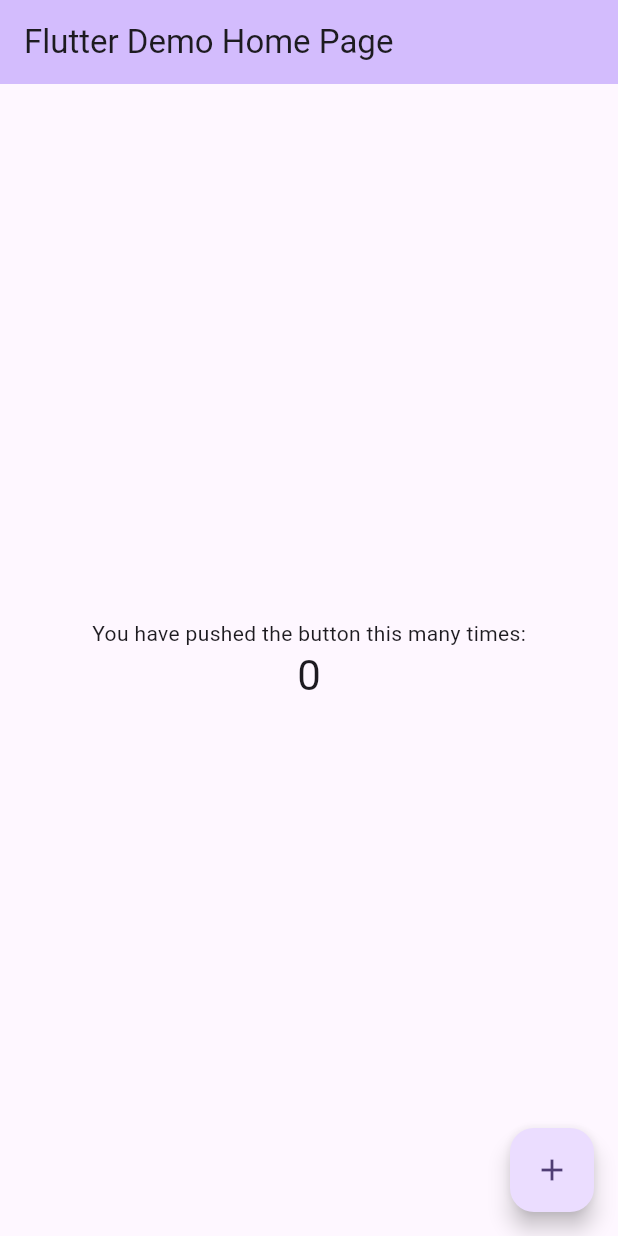
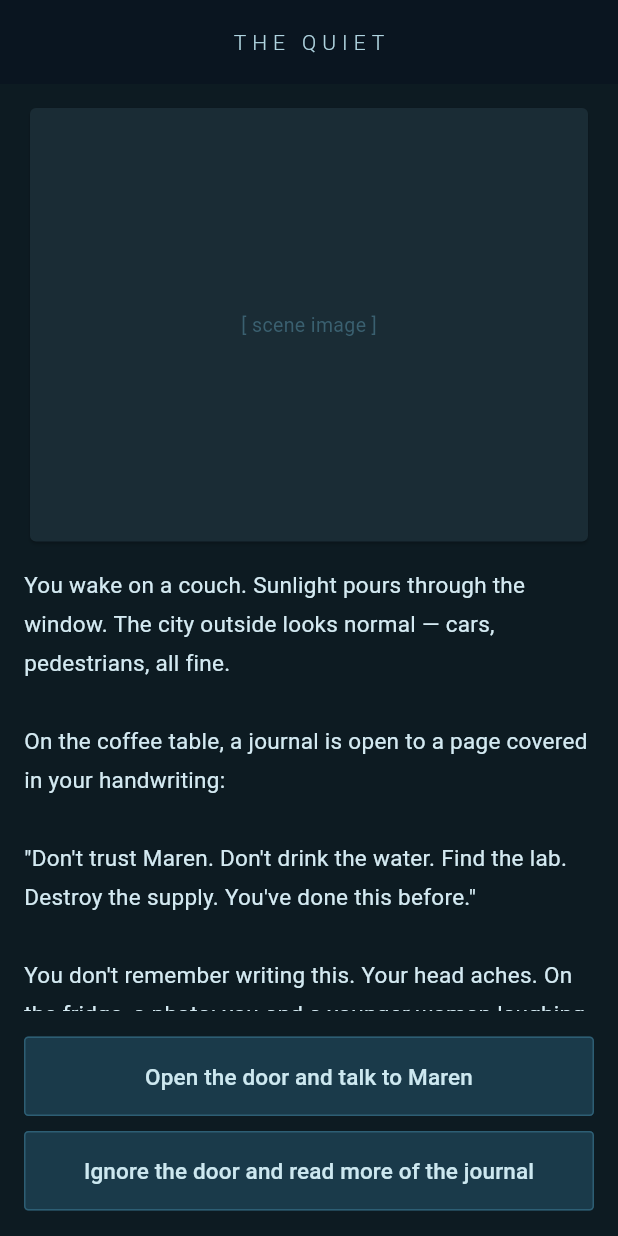
Before and after one commit to m-njp/school-choose-adventure, a Flutter app: the screen it shows after launch, on a phone screen of 412 x 824 dp. Run offline on Flutter 3.47's test engine with Material 3 defaults, Android fonts, the phone set to English and light mode, and no system bars.

Commit message:
refactored ui to consume story brain and added choice buttons

```diff
--- a/lib/main.dart
+++ b/lib/main.dart
@@ -1,122 +1,293 @@
+// main.dart — UI Entry Point
+// "The Quiet" — Choose Your Own Adventure
+//
+
 import 'package:flutter/material.dart';
 
-void main() {
-  runApp(const MyApp());
-}
+// import 'package:audioplayers/audioplayers.dart';
 
-class MyApp extends StatelessWidget {
-  const MyApp({super.key});
+// TODO: uncomment once pixel_ui is added to pubspec.yaml
+// import 'package:pixel_ui/pixel_ui.dart';
 
-  // This widget is the root of your application.
+import 'StoryBrain.dart';
+
+StoryBrain storyBrain = StoryBrain();
+
+void main() => runApp(const ChooseAdventure());
+
+class ChooseAdventure extends StatelessWidget {
+  const ChooseAdventure({super.key});
+
   @override
   Widget build(BuildContext context) {
     return MaterialApp(
-      title: 'Flutter Demo',
+      title: 'The Quiet',
+      debugShowCheckedModeBanner: false,
       theme: ThemeData(
-        // This is the theme of your application.
-        //
-        // TRY THIS: Try running your application with "flutter run". You'll see
-        // the application has a purple toolbar. Then, without quitting the app,
-        // try changing the seedColor in the colorScheme below to Colors.green
-        // and then invoke "hot reload" (save your changes or press the "hot
-        // reload" button in a Flutter-supported IDE, or press "r" if you used
-        // the command line to start the app).
-        //
-        // Notice that the counter didn't reset back to zero; the application
-        // state is not lost during the reload. To reset the state, use hot
-        // restart instead.
-        //
-        // This works for code too, not just values: Most code changes can be
-        // tested with just a hot reload.
-        colorScheme: .fromSeed(seedColor: Colors.deepPurple),
+        colorScheme: ColorScheme.fromSeed(
+          seedColor: const Color(0xFF1A3A4A),
+          brightness: Brightness.dark,
+        ),
+        useMaterial3: true,
       ),
-      home: const MyHomePage(title: 'Flutter Demo Home Page'),
+      home: Scaffold(
+        backgroundColor: const Color(0xFF0D1B22),
+        appBar: AppBar(
+          backgroundColor: const Color(0xFF0A1520),
+          elevation: 0,
+          centerTitle: true,
+          title: const Text(
+            'THE QUIET',
+            // TODO: swap with PixelText.mulmaru() once pixel_ui is installed
+            style: TextStyle(
+              color: Color(0xFFB0D4E0),
+              fontSize: 14,
+              letterSpacing: 4,
+              fontWeight: FontWeight.w300,
+            ),
+          ),
+        ),
+        body: const SafeArea(
+          child: Padding(
+            padding: EdgeInsets.symmetric(horizontal: 16, vertical: 12),
+            child: StoryPage(),
+          ),
+        ),
+      ),
     );
   }
 }
 
-class MyHomePage extends StatefulWidget {
-  const MyHomePage({super.key, required this.title});
-
-  // This widget is the home page of your application. It is stateful, meaning
-  // that it has a State object (defined below) that contains fields that affect
-  // how it looks.
-
-  // This class is the configuration for the state. It holds the values (in this
-  // case the title) provided by the parent (in this case the App widget) and
-  // used by the build method of the State. Fields in a Widget subclass are
-  // always marked "final".
-
-  final String title;
+class StoryPage extends StatefulWidget {
+  const StoryPage({super.key});
 
   @override
-  State<MyHomePage> createState() => _MyHomePageState();
+  State<StoryPage> createState() => _StoryPageState();
 }
 
-class _MyHomePageState extends State<MyHomePage> {
-  int _counter = 0;
+class _StoryPageState extends State<StoryPage> {
+  // add AudioPlayer field here once audioplayers is in pubspec.yaml
+  // final AudioPlayer _bgPlayer = AudioPlayer();
 
-  void _incrementCounter() {
+  @override
+  void initState() {
+    super.initState();
+    // _startAmbient();
+  }
+
+  // Future<void> _startAmbient() async {
+  //   await _bgPlayer.setReleaseMode(ReleaseMode.loop);
+  //   await _bgPlayer.play(AssetSource('audio/ambient.mp3'));
+  // }
+
+  // Called when the player taps a choice button.
+  // choiceIndex is the button's position in getChoices() list.
+  // nextScene() looks up nextScenes[choiceIndex] to find the target scene.
+  void makeChoice(int choiceIndex) {
     setState(() {
-      // This call to setState tells the Flutter framework that something has
-      // changed in this State, which causes it to rerun the build method below
-      // so that the display can reflect the updated values. If we changed
-      // _counter without calling setState(), then the build method would not be
-      // called again, and so nothing would appear to happen.
-      _counter++;
+      storyBrain.nextScene(choiceIndex);
+      if (storyBrain.isGameOver()) {
+        _showEndingDialog();
+      }
+    });
+  }
+
+  // R6 — ending popup: shows which ending reached + Restart button
+  void _showEndingDialog() {
+    // TODO (R5): play ending sting and stop background music here
+    // _bgPlayer.stop();
+    // AudioPlayer().play(AssetSource('audio/ending_sting.mp3'));
+
+    WidgetsBinding.instance.addPostFrameCallback((_) {
+      showDialog(
+        context: context,
+        barrierDismissible: false,
+        builder: (BuildContext ctx) {
+          return AlertDialog(
+            backgroundColor: const Color(0xFF1A2C35),
+            shape: RoundedRectangleBorder(
+              borderRadius: BorderRadius.circular(4),
+              side: const BorderSide(color: Color(0xFF3A6070), width: 1),
+            ),
+            title: Text(
+              storyBrain.getEndingType().toUpperCase(),
+              style: const TextStyle(
+                color: Color(0xFFB0D4E0),
+                fontSize: 13,
+                letterSpacing: 3,
+                fontWeight: FontWeight.w300,
+              ),
+              textAlign: TextAlign.center,
+            ),
+            content: const Text(
+              'Would you like to start over?',
+              style: TextStyle(color: Color(0xFF8AABB8), fontSize: 15),
+              textAlign: TextAlign.center,
+            ),
+            actions: [
+              Center(
+                child: TextButton(
+                  style: TextButton.styleFrom(
+                    backgroundColor: const Color(0xFF1E4D60),
+                    padding: const EdgeInsets.symmetric(
+                      horizontal: 32,
+                      vertical: 12,
+                    ),
+                    shape: RoundedRectangleBorder(
+                      borderRadius: BorderRadius.circular(2),
+                    ),
+                  ),
+                  onPressed: () {
+                    setState(() {
+                      storyBrain.restart();
+                    });
+                    Navigator.of(ctx).pop();
+                  },
+                  child: const Text(
+                    'RESTART',
+                    style: TextStyle(
+                      color: Colors.white,
+                      fontSize: 13,
+                      letterSpacing: 2,
+                    ),
+                  ),
+                ),
+              ),
+            ],
+          );
+        },
+      );
+    });
+  }
+
+  // List.generate keeps index i in sync with nextScenes[i] via nextScene(i).
+  List<Widget> buildChoiceButtons() {
+    final List<String> choices = storyBrain.getChoices();
+
+    return List.generate(choices.length, (i) {
+      return Padding(
+        padding: const EdgeInsets.symmetric(vertical: 5),
+        child: SizedBox(
+          width: double.infinity,
+          child: TextButton(
+            // TODO: replace with PixelButton once pixel_ui is installed:
+            //
+            //   PixelButton(
+            //     logicalWidth: 80,
+            //     logicalHeight: 14,
+            //     normalStyle: PixelShapeStyle(
+            //       corners: PixelCorners.md,
+            //       fillColor: const Color(0xFF1A3A4A),
+            //       borderColor: const Color(0xFF2D5E74),
+            //       borderWidth: 1,
+            //       shadow: PixelShadow.sm(const Color(0xFF0A1520)),
+            //     ),
+            //     onPressed: () => makeChoice(i),
+            //     child: Text(choices[i], style: PixelText.mulmaru(fontSize: 13, color: Colors.white)),
+            //   ),
+            style: TextButton.styleFrom(
+              backgroundColor: const Color(0xFF1A3A4A),
+              padding: const EdgeInsets.symmetric(horizontal: 16, vertical: 16),
+              shape: RoundedRectangleBorder(
+                borderRadius: BorderRadius.circular(3),
+                side: const BorderSide(color: Color(0xFF2D5E74), width: 1),
+              ),
+            ),
+            onPressed: () => makeChoice(i),
+            child: Text(
+              choices[i], // R3 — Text
+              textAlign: TextAlign.center,
+              style: const TextStyle(
+                color: Color(0xFFCDE8F0),
+                fontSize: 15,
+                height: 1.4,
+              ),
+            ),
+          ),
+        ),
+      );
     });
   }
 
   @override
   Widget build(BuildContext context) {
-    // This method is rerun every time setState is called, for instance as done
-    // by the _incrementCounter method above.
-    //
-    // The Flutter framework has been optimized to make rerunning build methods
-    // fast, so that you can just rebuild anything that needs updating rather
-    // than having to individually change instances of widgets.
-    return Scaffold(
-      appBar: AppBar(
-        // TRY THIS: Try changing the color here to a specific color (to
-        // Colors.amber, perhaps?) and trigger a hot reload to see the AppBar
-        // change color while the other colors stay the same.
-        backgroundColor: Theme.of(context).colorScheme.inversePrimary,
-        // Here we take the value from the MyHomePage object that was created by
-        // the App.build method, and use it to set our appbar title.
-        title: Text(widget.title),
-      ),
-      body: Center(
-        // Center is a layout widget. It takes a single child and positions it
-        // in the middle of the parent.
-        child: Column(
-          // Column is also a layout widget. It takes a list of children and
-          // arranges them vertically. By default, it sizes itself to fit its
-          // children horizontally, and tries to be as tall as its parent.
-          //
-          // Column has various properties to control how it sizes itself and
-          // how it positions its children. Here we use mainAxisAlignment to
-          // center the children vertically; the main axis here is the vertical
-          // axis because Columns are vertical (the cross axis would be
-          // horizontal).
-          //
-          // TRY THIS: Invoke "debug painting" (choose the "Toggle Debug Paint"
-          // action in the IDE, or press "p" in the console), to see the
-          // wireframe for each widget.
-          mainAxisAlignment: .center,
-          children: [
-            const Text('You have pushed the button this many times:'),
-            Text(
-              '$_counter',
-              style: Theme.of(context).textTheme.headlineMedium,
+    return Column(
+      mainAxisAlignment: MainAxisAlignment.spaceBetween,
+      crossAxisAlignment: CrossAxisAlignment.stretch,
+      children: <Widget>[
+        // TODO: swap the placeholder Card below with Image.asset once images are confirmed.
+        // When ready, replace the Card block with:
+        //
+        //   Expanded(
+        //     flex: 3,
+        //     child: Card(
+        //       clipBehavior: Clip.antiAlias,
+        //       shape: RoundedRectangleBorder(borderRadius: BorderRadius.circular(4)),
+        //       child: Image.asset(
+        //         storyBrain.getSceneImage(),
+        //         fit: BoxFit.cover,
+        //         width: double.infinity,
+        //       ),
+        //     ),
+        //   ),
+        //
+        //   Scene  0 → scene_apartment.png
+        //   Scene  1 → scene_maren_alt.png
+        //   Scene  2 → scene_journal.png
+        //   Scene  3 → scene_clinic.png
+        //   Scene  4 → scene_holdouts.png
+        //   Scene  5 → scene_helios.png
+        //   Scene  6 → scene_confrontation.png
+        //   Scene  7 → scene_lab.png
+        //   Scene  8 → scene_coldstorage.png
+        //   Scene  9 → scene_renewal.png
+        //   Scene 10 → scene_holdout_ending.png
+        //   Scene 11 → scene_counteragent.png
+        //   Scene 12 → scene_quiet_ending.png
+        //   Scene 13 → scene_good_ending.png
+        //   Scene 14 → scene_rooftop.png
+        Expanded(
+          flex: 3,
+          child: Card(
+            color: const Color(0xFF1A2C35),
+            shape: RoundedRectangleBorder(
+              borderRadius: BorderRadius.circular(4),
             ),
-          ],
+            child: const Center(
+              child: Text(
+                '[ scene image ]',
+                style: TextStyle(color: Color(0xFF3A6070), fontSize: 13),
+              ),
+            ),
+          ),
         ),
-      ),
-      floatingActionButton: FloatingActionButton(
-        onPressed: _incrementCounter,
-        tooltip: 'Increment',
-        child: const Icon(Icons.add),
-      ),
+
+        const SizedBox(height: 12),
+
+        Expanded(
+          flex: 3,
+          child: SingleChildScrollView(
+            child: Text(
+              storyBrain.getStoryText(),
+              textAlign: TextAlign.left,
+              style: const TextStyle(
+                fontSize: 15,
+                color: Color(0xFFD4EAF2),
+                height: 1.75,
+                letterSpacing: 0.2,
+              ),
+            ),
+          ),
+        ),
+
+        const SizedBox(height: 12),
+
+        // Choice buttons — dynamically built from getChoices()
+        Column(
+          crossAxisAlignment: CrossAxisAlignment.stretch,
+          children: buildChoiceButtons(),
+        ),
+      ],
     );
   }
 }
```
Also changed, not shown: 1 other file.
